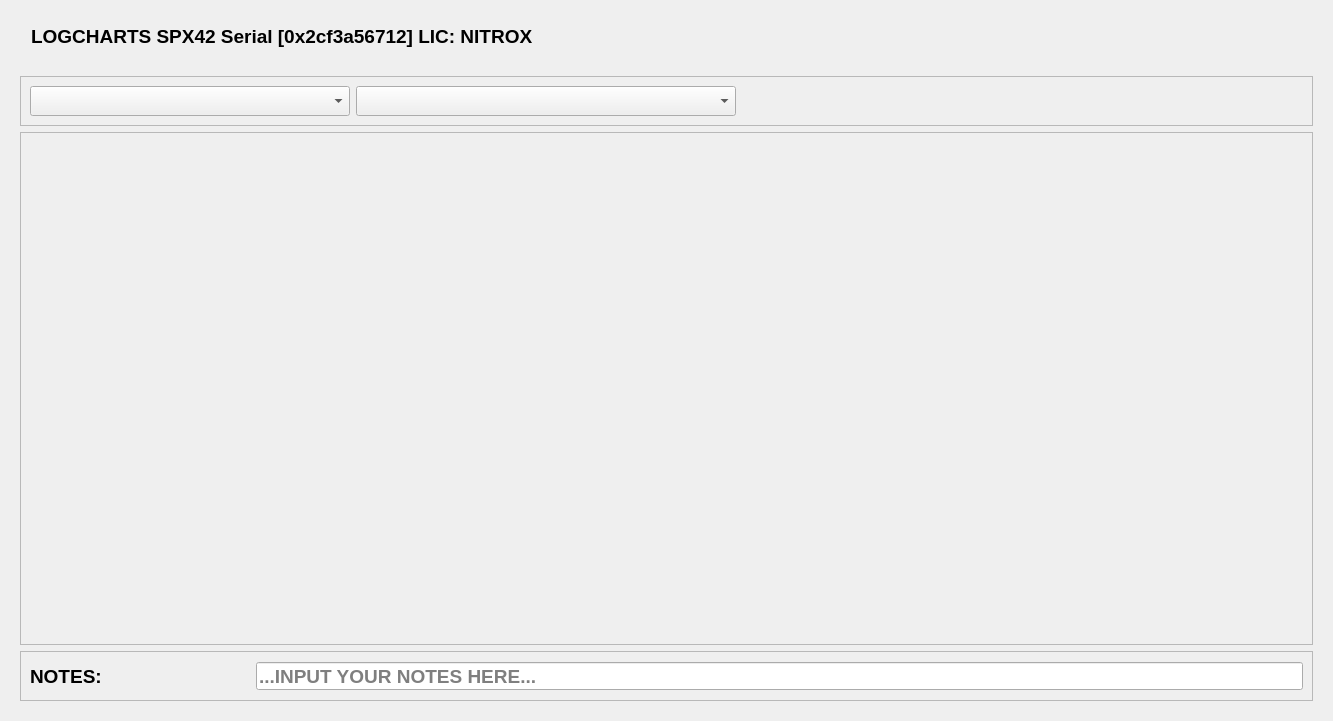
The window that src/ui/ChartsFragment.ui (dmarc0001/spx42Control) describes before a commit, drawn with Qt 5.
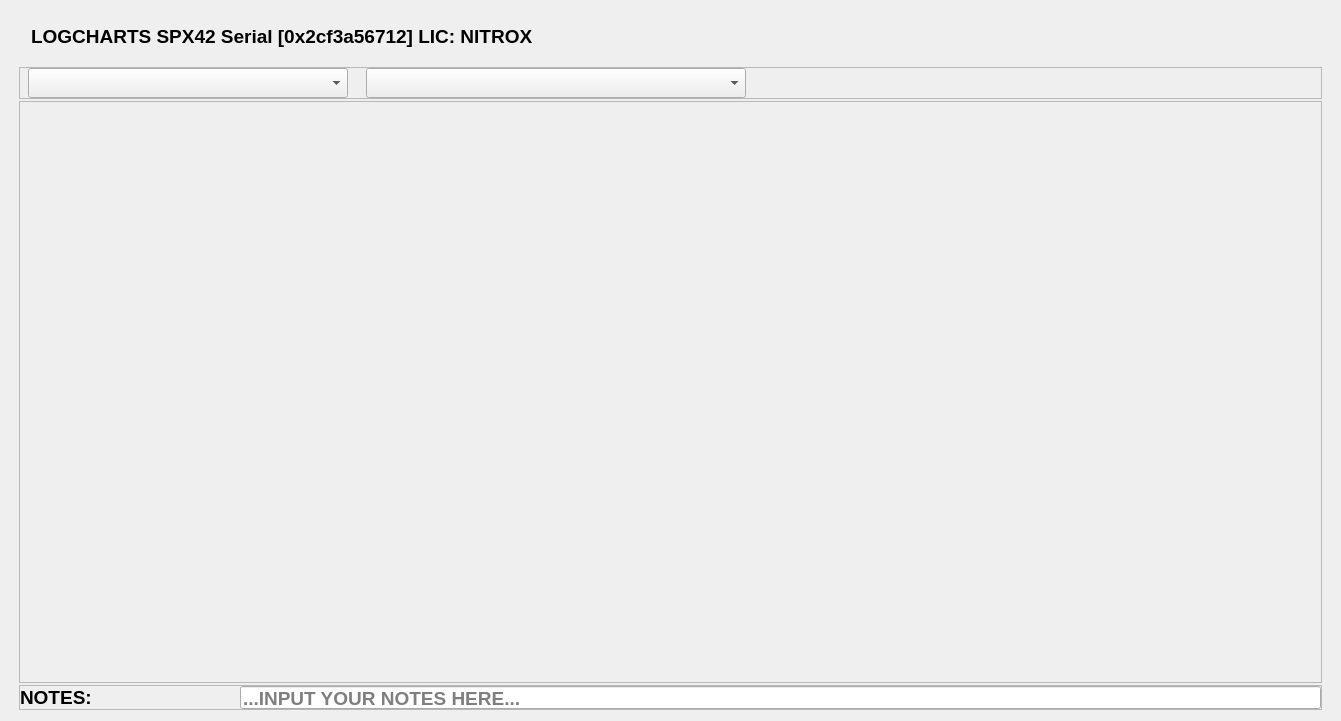
The same window after the commit.

Commit message: - aufteilung in zwei charts - temperatur aufgenommen - setpoint und PPO2 aufgenommen - Datenbank diveset geändert, setpoint wird als double zurück gegeben - Farben und Linienstärke angepasst

Patch:
```diff
--- a/src/ui/ChartsFragment.ui
+++ b/src/ui/ChartsFragment.ui
@@ -6,7 +6,7 @@
    <rect>
     <x>0</x>
     <y>0</y>
-    <width>1182</width>
+    <width>1341</width>
     <height>721</height>
    </rect>
   </property>
@@ -105,18 +105,33 @@
    <item>
     <widget class="QWidget" name="bodyWidget" native="true">
      <layout class="QVBoxLayout" name="verticalLayout_2">
+      <property name="spacing">
+       <number>2</number>
+      </property>
+      <property name="leftMargin">
+       <number>8</number>
+      </property>
+      <property name="topMargin">
+       <number>0</number>
+      </property>
+      <property name="rightMargin">
+       <number>8</number>
+      </property>
+      <property name="bottomMargin">
+       <number>0</number>
+      </property>
       <item>
        <widget class="QFrame" name="headFrame">
         <property name="minimumSize">
          <size>
           <width>0</width>
-          <height>45</height>
+          <height>32</height>
          </size>
         </property>
         <property name="maximumSize">
          <size>
           <width>16777215</width>
-          <height>50</height>
+          <height>32</height>
          </size>
         </property>
         <property name="frameShape">
@@ -129,6 +144,21 @@
          <number>2</number>
         </property>
         <layout class="QHBoxLayout" name="horizontalLayout">
+         <property name="spacing">
+          <number>0</number>
+         </property>
+         <property name="leftMargin">
+          <number>8</number>
+         </property>
+         <property name="topMargin">
+          <number>0</number>
+         </property>
+         <property name="rightMargin">
+          <number>8</number>
+         </property>
+         <property name="bottomMargin">
+          <number>0</number>
+         </property>
          <item>
           <widget class="QComboBox" name="deviceSelectComboBox">
            <property name="minimumSize">
@@ -231,9 +261,40 @@
          <enum>QFrame::Raised</enum>
         </property>
         <layout class="QVBoxLayout" name="verticalLayout_3">
+         <property name="spacing">
+          <number>4</number>
+         </property>
+         <property name="leftMargin">
+          <number>0</number>
+         </property>
+         <property name="topMargin">
+          <number>0</number>
+         </property>
+         <property name="rightMargin">
+          <number>0</number>
+         </property>
+         <property name="bottomMargin">
+          <number>0</number>
+         </property>
          <item>
           <widget class="QWidget" name="placeHolderWidget" native="true"/>
          </item>
+         <item>
+          <widget class="QWidget" name="placeHolderWidget2" native="true">
+           <property name="minimumSize">
+            <size>
+             <width>0</width>
+             <height>120</height>
+            </size>
+           </property>
+           <property name="maximumSize">
+            <size>
+             <width>16777215</width>
+             <height>160</height>
+            </size>
+           </property>
+          </widget>
+         </item>
         </layout>
        </widget>
       </item>
@@ -242,13 +303,13 @@
         <property name="minimumSize">
          <size>
           <width>0</width>
-          <height>50</height>
+          <height>25</height>
          </size>
         </property>
         <property name="maximumSize">
          <size>
           <width>16777215</width>
-          <height>50</height>
+          <height>25</height>
          </size>
         </property>
         <property name="frameShape">
@@ -258,6 +319,21 @@
          <enum>QFrame::Raised</enum>
         </property>
         <layout class="QHBoxLayout" name="horizontalLayout_3">
+         <property name="spacing">
+          <number>0</number>
+         </property>
+         <property name="leftMargin">
+          <number>0</number>
+         </property>
+         <property name="topMargin">
+          <number>0</number>
+         </property>
+         <property name="rightMargin">
+          <number>0</number>
+         </property>
+         <property name="bottomMargin">
+          <number>0</number>
+         </property>
          <item>
           <widget class="QLabel" name="noteLabel">
            <property name="minimumSize">
```
The commit also changes 9 other files.
